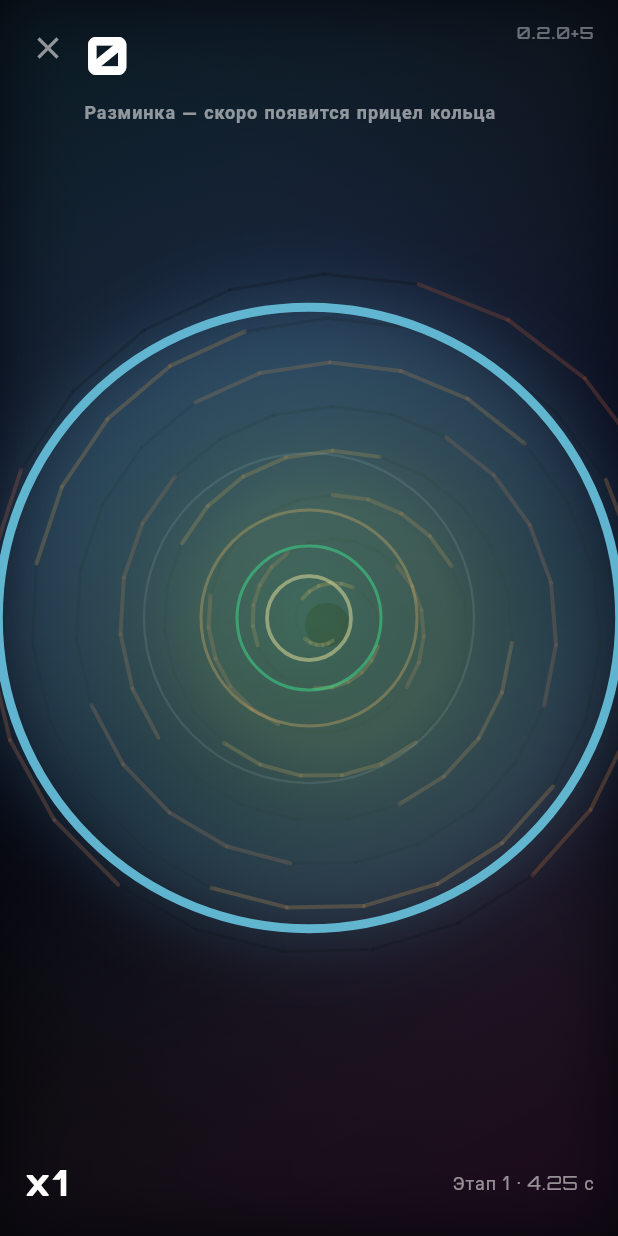
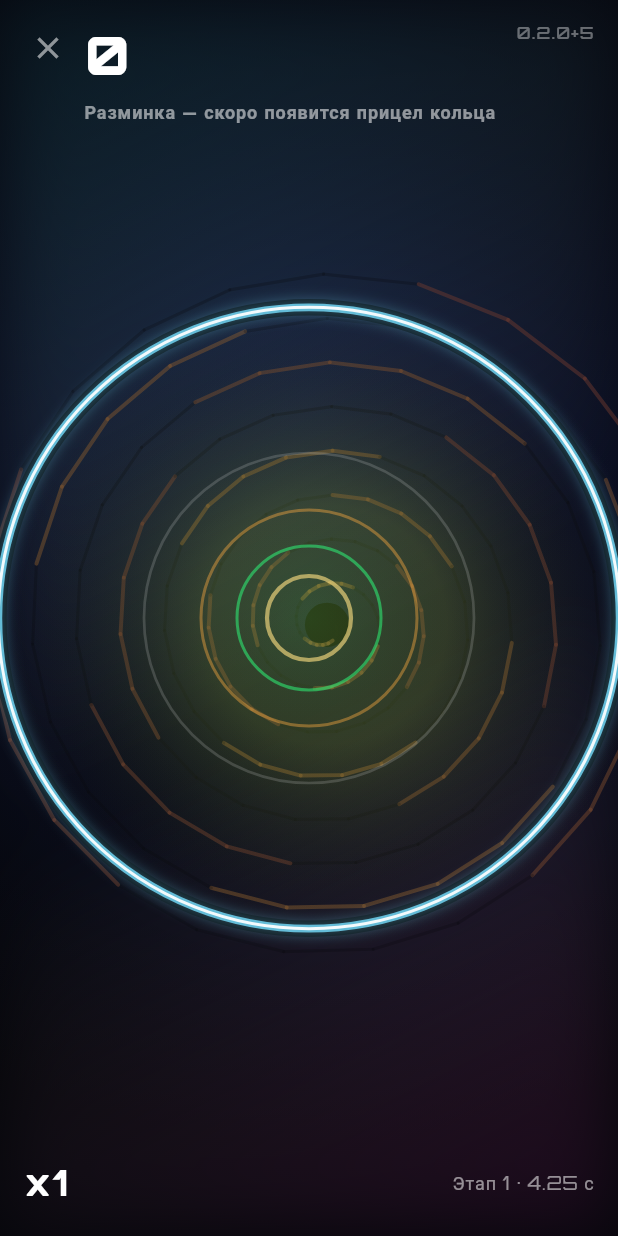
Before and after one commit to dimkahex/NeonTap, a Flutter app: the screen it shows after launch, after a tap on "ИГРАТЬ", on a phone screen of 412 x 824 dp. Run offline on Flutter 3.47's test engine with Material 3 defaults, Android fonts, the phone set to English and light mode, and no system bars; our stand-ins replace audioplayers, firebase_auth, firebase_core, firebase_database, google_fonts, shared_preferences; accounts and stored records are empty; network calls fail.

Commit message:
ui(game): keep rings readable above VFX with HUD layer
Made-with: Cursor

```diff
--- a/lib/src/screens/game_screen.dart
+++ b/lib/src/screens/game_screen.dart
@@ -17,6 +17,7 @@ import '../services/challenge_service.dart';
 import '../l10n_ext/hit_judgement_l10n.dart';
 import '../ui/neon_background.dart';
 import '../ui/neon_circle_painter.dart';
+import '../ui/main_ring_hud_painter.dart';
 import '../ui/floating_points_overlay.dart';
 import '../ui/particles_overlay.dart';
 import '../ui/ring_guide_painter.dart';
@@ -426,9 +427,7 @@ class _GameScreenState extends State<GameScreen> with TickerProviderStateMixin {
                     final double r = _currentRadius;
                     final double hitScale = 1.0 + (0.035 * (1.0 - Curves.easeOut.transform(_hitPulse.value)));
                     final double rr = r * hitScale;
-                    return Stack(
-                      children: <Widget>[
-                        CustomPaint(
+                    return CustomPaint(
                       painter: NeonCirclePainter(
                         radius: rr,
                         maxRadius: _maxRadius,
@@ -436,6 +435,31 @@ class _GameScreenState extends State<GameScreen> with TickerProviderStateMixin {
                         missFlash: _missFlash.value,
                         centerOffset: _centerOffset.value,
                         ringAimMode: ringAim,
+                        hideMainRingStroke: true,
+                      ),
+                      child: const SizedBox.expand(),
+                    );
+                  },
+                ),
+              ),
+              Positioned.fill(child: ParticlesOverlay(events: _particleEvents)),
+              Positioned.fill(child: FloatingPointsOverlay(events: _floatingPoints, centerOffset: _centerOffset)),
+              Positioned.fill(
+                child: IgnorePointer(
+                  child: AnimatedBuilder(
+                    animation: Listenable.merge(<Listenable>[_shrink, _pulse, _hitPulse, _centerOffset]),
+                    builder: (BuildContext context, _) {
+                      final double r = _currentRadius;
+                      final double hitScale = 1.0 + (0.035 * (1.0 - Curves.easeOut.transform(_hitPulse.value)));
+                      final double rr = r * hitScale;
+                      return Stack(
+                        children: <Widget>[
+                          CustomPaint(
+                            painter: MainRingHudPainter(
+                              radius: rr,
+                              maxRadius: _maxRadius,
+                              pulse: distract ? _pulse.value : 0,
+                              centerOffset: _centerOffset.value,
                             ),
                             child: const SizedBox.expand(),
                           ),
@@ -457,8 +481,7 @@ class _GameScreenState extends State<GameScreen> with TickerProviderStateMixin {
                     },
                   ),
                 ),
-              Positioned.fill(child: ParticlesOverlay(events: _particleEvents)),
-              Positioned.fill(child: FloatingPointsOverlay(events: _floatingPoints, centerOffset: _centerOffset)),
+              ),
               Positioned(
                 top: 8,
                 left: 8,
--- /dev/null
+++ b/lib/src/ui/main_ring_hud_painter.dart
@@ -0,0 +1,69 @@
+import 'dart:math' as math;
+
+import 'package:flutter/material.dart';
+
+/// High-contrast stroke for the shrinking **main** ring — drawn above particles/overlays
+/// so timing stays readable while distract pulse and VFX still run underneath.
+class MainRingHudPainter extends CustomPainter {
+  MainRingHudPainter({
+    required this.radius,
+    required this.maxRadius,
+    required this.pulse,
+    required this.centerOffset,
+  });
+
+  final double radius;
+  final double maxRadius;
+  /// Same distract channel as [NeonCirclePainter] (0 when pulse distract is off).
+  final double pulse;
+  final Offset centerOffset;
+
+  @override
+  void paint(Canvas canvas, Size size) {
+    final Offset c = Offset(size.width / 2, size.height / 2) + centerOffset;
+    final double r = radius.clamp(0.0, maxRadius);
+    if (r < 1.5) return;
+
+    final double progress = 1.0 - (r / maxRadius);
+    const Color start = Color(0xFF35E6FF);
+    const Color end = Color(0xFFFF3355);
+    final Color core = Color.lerp(start, end, progress) ?? start;
+
+    final double distract = 1.0 + (0.06 * math.sin(pulse * math.pi * 2));
+    final double rd = r * distract;
+
+    // Dark backing — reads on bright spiral bands and particle bursts.
+    final Paint silhouette = Paint()
+      ..style = PaintingStyle.stroke
+      ..strokeWidth = 11
+      ..color = const Color(0xFF010203).withValues(alpha: 0.72);
+    canvas.drawCircle(c, rd, silhouette);
+
+    final Paint midGlow = Paint()
+      ..style = PaintingStyle.stroke
+      ..strokeWidth = 7
+      ..color = core.withValues(alpha: 0.55)
+      ..maskFilter = const MaskFilter.blur(BlurStyle.normal, 5);
+    canvas.drawCircle(c, rd, midGlow);
+
+    final Paint ring = Paint()
+      ..style = PaintingStyle.stroke
+      ..strokeWidth = 5.2
+      ..color = core.withValues(alpha: 1.0);
+    canvas.drawCircle(c, rd, ring);
+
+    final Paint rim = Paint()
+      ..style = PaintingStyle.stroke
+      ..strokeWidth = 2.0
+      ..color = Colors.white.withValues(alpha: 0.92);
+    canvas.drawCircle(c, rd, rim);
+  }
+
+  @override
+  bool shouldRepaint(covariant MainRingHudPainter oldDelegate) {
+    return oldDelegate.radius != radius ||
+        oldDelegate.maxRadius != maxRadius ||
+        oldDelegate.pulse != pulse ||
+        oldDelegate.centerOffset != centerOffset;
+  }
+}
--- a/lib/src/ui/neon_circle_painter.dart
+++ b/lib/src/ui/neon_circle_painter.dart
@@ -10,6 +10,7 @@ class NeonCirclePainter extends CustomPainter {
     required this.missFlash,
     required this.centerOffset,
     this.ringAimMode = false,
+    this.hideMainRingStroke = false,
   });
 
   final double radius;
@@ -19,6 +20,8 @@ class NeonCirclePainter extends CustomPainter {
   final Offset centerOffset;
   /// When true, fades static **timing** circles (center distance) so **обод** overlay reads clearer.
   final bool ringAimMode;
+  /// When true, main shrinking ring is drawn by [MainRingHudPainter] above VFX.
+  final bool hideMainRingStroke;
 
   @override
   void paint(Canvas canvas, Size size) {
@@ -45,6 +48,14 @@ class NeonCirclePainter extends CustomPainter {
 
     final double distract = 1.0 + (0.06 * math.sin(pulse * math.pi * 2));
 
+    // Zone rings — timing (distance to center); dimmed in ring-aim mode vs. обод overlay.
+    final double g = ringAimMode ? 0.42 : 1.0;
+    _ring(canvas, c, 72, Colors.orangeAccent.withOpacity(0.42 * g));
+    _ring(canvas, c, 48, const Color(0xFF2CFF7B).withOpacity(0.52 * g));
+    _ring(canvas, c, 28, const Color(0xFFFFE082).withOpacity(0.62 * g), width: 2.8);
+    _ring(canvas, c, 110, Colors.white.withOpacity(0.16 * g), width: 1.8);
+
+    if (!hideMainRingStroke) {
       final Paint outerGlow = Paint()
         ..color = core.withOpacity(0.24)
         ..maskFilter = const MaskFilter.blur(BlurStyle.normal, 24);
@@ -54,15 +65,9 @@ class NeonCirclePainter extends CustomPainter {
         ..strokeWidth = 6
         ..color = core.withOpacity(0.95);
 
-    // Zone rings — timing (distance to center); dimmed in ring-aim mode vs. обод overlay.
-    final double g = ringAimMode ? 0.28 : 1.0;
-    _ring(canvas, c, 72, Colors.orangeAccent.withOpacity(0.35 * g));
-    _ring(canvas, c, 48, const Color(0xFF2CFF7B).withOpacity(0.45 * g));
-    _ring(canvas, c, 28, const Color(0xFFFFE082).withOpacity(0.55 * g), width: 2.5);
-    _ring(canvas, c, 110, Colors.white.withOpacity(0.10 * g), width: 1.5);
-
       canvas.drawCircle(c, r * 1.02 * distract, outerGlow);
       canvas.drawCircle(c, r * distract, ring);
+    }
 
     if (missFlash > 0) {
       final Paint miss = Paint()..color = Colors.redAccent.withOpacity(0.35 * missFlash);
@@ -85,6 +90,7 @@ class NeonCirclePainter extends CustomPainter {
         oldDelegate.pulse != pulse ||
         oldDelegate.missFlash != missFlash ||
         oldDelegate.centerOffset != centerOffset ||
-        oldDelegate.ringAimMode != ringAimMode;
+        oldDelegate.ringAimMode != ringAimMode ||
+        oldDelegate.hideMainRingStroke != hideMainRingStroke;
   }
 }
--- a/lib/src/ui/ring_guide_painter.dart
+++ b/lib/src/ui/ring_guide_painter.dart
@@ -45,16 +45,16 @@ class RingGuidePainter extends CustomPainter {
     }
 
     // Outermost shells first (EDGE → RIM → GRAZE): clearer hue separation.
-    strokePair(outer: bandEdgeOuter, alphaMul: 0.38, color: const Color(0xFFB0BEC5), strokeW: 2.6);
-    strokePair(outer: bandRimOuter, alphaMul: 0.42, color: const Color(0xFFFFB74D), strokeW: 2.6);
-    strokePair(outer: bandGrazeOuter, alphaMul: 0.46, color: const Color(0xFF69F0AE), strokeW: 2.8);
+    strokePair(outer: bandEdgeOuter, alphaMul: 0.58, color: const Color(0xFFB0BEC5), strokeW: 3.4);
+    strokePair(outer: bandRimOuter, alphaMul: 0.62, color: const Color(0xFFFFB74D), strokeW: 3.4);
+    strokePair(outer: bandGrazeOuter, alphaMul: 0.66, color: const Color(0xFF69F0AE), strokeW: 3.6);
 
     // Wide shell fill (readability between the two circles of each shell).
     if (bandGrazeOuter > halfWidth + 0.5) {
       final Paint shellFill = Paint()
         ..style = PaintingStyle.stroke
         ..strokeWidth = (bandGrazeOuter - halfWidth) * 2
-        ..color = const Color(0xFF546E7A).withValues(alpha: 0.22 * opacity);
+        ..color = const Color(0xFF546E7A).withValues(alpha: 0.34 * opacity);
       canvas.drawCircle(c, r, shellFill);
     }
 
@@ -62,21 +62,21 @@ class RingGuidePainter extends CustomPainter {
     final double bandW = halfWidth * 2;
     final Paint glow = Paint()
       ..style = PaintingStyle.stroke
-      ..strokeWidth = bandW + 14
-      ..maskFilter = const MaskFilter.blur(BlurStyle.normal, 10)
-      ..color = const Color(0xFF00E5FF).withValues(alpha: 0.28 * opacity);
+      ..strokeWidth = bandW + 16
+      ..maskFilter = const MaskFilter.blur(BlurStyle.normal, 12)
+      ..color = const Color(0xFF00E5FF).withValues(alpha: 0.42 * opacity);
     canvas.drawCircle(c, r, glow);
 
     final Paint band = Paint()
       ..style = PaintingStyle.stroke
       ..strokeWidth = bandW
-      ..color = const Color(0xFF00E5FF).withValues(alpha: 0.40 * opacity);
+      ..color = const Color(0xFF00E5FF).withValues(alpha: 0.58 * opacity);
     canvas.drawCircle(c, r, band);
 
     final Paint rimInner = Paint()
       ..style = PaintingStyle.stroke
-      ..strokeWidth = 2.8
-      ..color = Colors.white.withValues(alpha: 0.88 * opacity);
+      ..strokeWidth = 3.2
+      ..color = Colors.white.withValues(alpha: 0.94 * opacity);
     final double ri = (r - halfWidth).clamp(0.0, double.infinity);
     final double ro = r + halfWidth;
     if (ri > 2) {
@@ -86,8 +86,8 @@ class RingGuidePainter extends CustomPainter {
 
     final Paint mid = Paint()
       ..style = PaintingStyle.stroke
-      ..strokeWidth = 1.6
-      ..color = const Color(0xFFFFEA00).withValues(alpha: 0.75 * opacity);
+      ..strokeWidth = 2.0
+      ..color = const Color(0xFFFFEA00).withValues(alpha: 0.88 * opacity);
     canvas.drawCircle(c, r, mid);
   }
 
```
Lines whose indentation alone changed are shown as unchanged.
